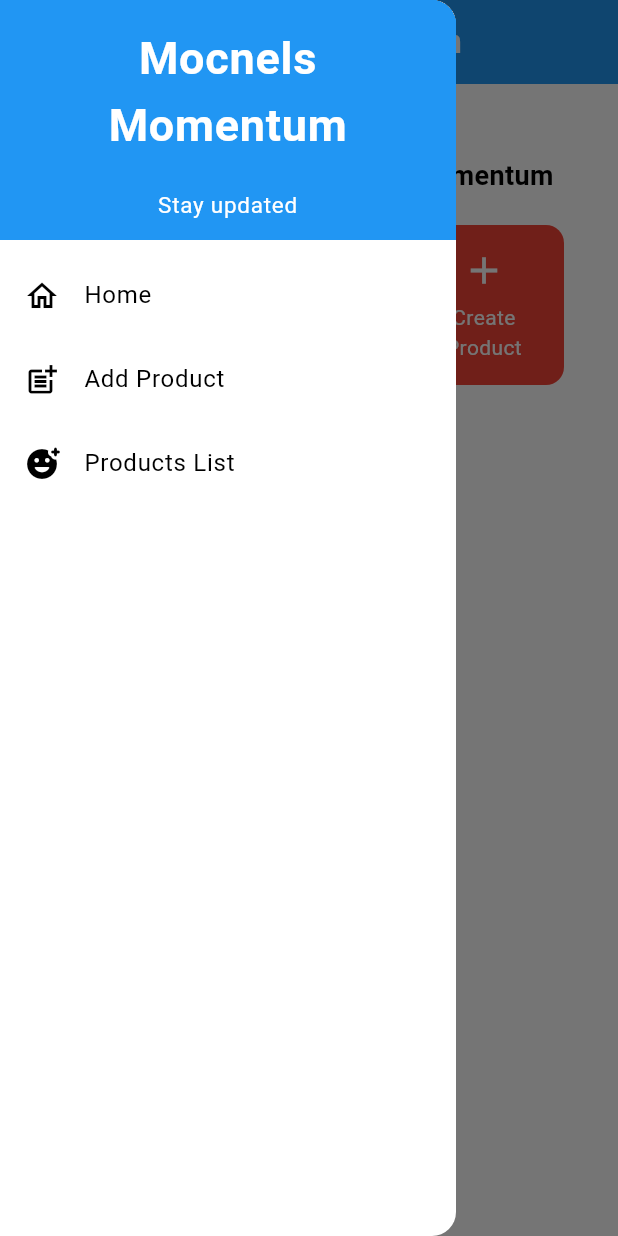
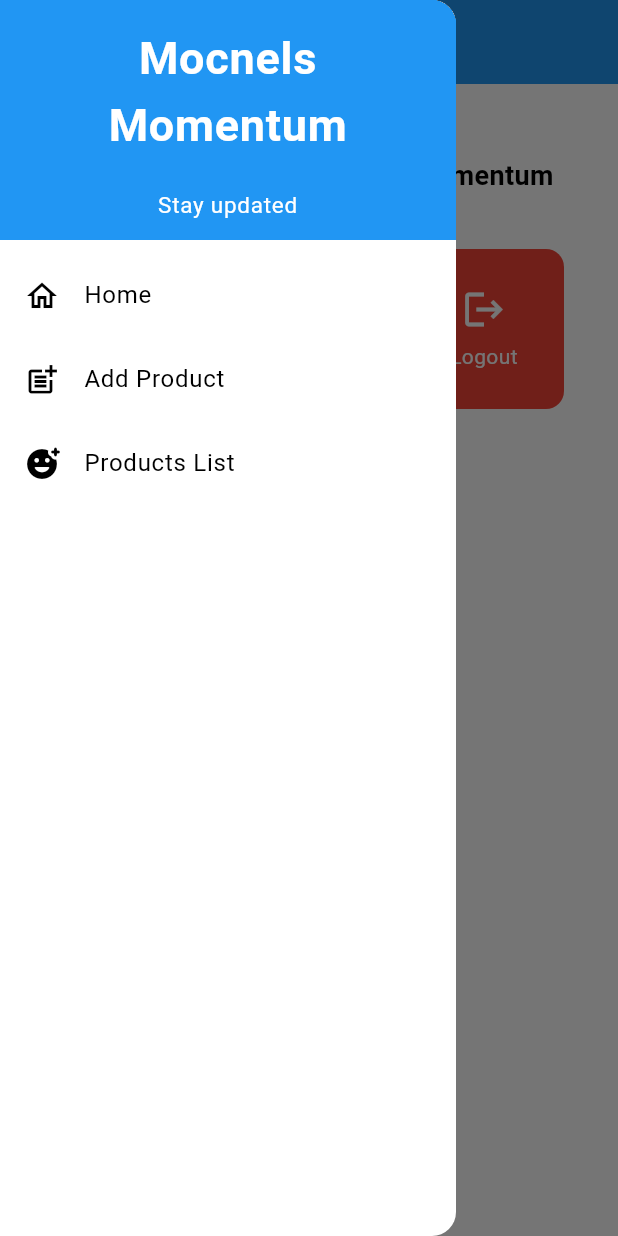
Before and after one commit to DerNiks/mocnels-momentum-mobile, a Flutter app: the MyHomePage screen opened directly, with the side drawer open, on a phone screen of 412 x 824 dp. Run offline on Flutter 3.47's test engine with Material 3 defaults, Android fonts, the phone set to English and light mode, and no system bars; missing offline and left inert: pbp_django_auth.

```diff
--- a/lib/models/product.dart
+++ b/lib/models/product.dart
@@ -8,7 +8,7 @@ String productToJson(List<Product> data) =>
 
 class Product {
   String model;
-  int pk;
+  String pk;
   Fields fields;
 
   Product({required this.model, required this.pk, required this.fields});
@@ -31,11 +31,12 @@ class Fields {
   String name;
   int price;
   String description;
+  String thumbnail;
   String category;
-  int stock;
   bool isFeatured;
   String brand;
-  String thumbnail;
+  int stock;
+  int salesCount;
   DateTime createdAt;
 
   Fields({
@@ -43,11 +44,12 @@ class Fields {
     required this.name,
     required this.price,
     required this.description,
+    required this.thumbnail,
     required this.category,
-    required this.stock,
     required this.isFeatured,
     required this.brand,
-    required this.thumbnail,
+    required this.stock,
+    required this.salesCount,
     required this.createdAt,
   });
 
@@ -56,11 +58,12 @@ class Fields {
     name: json["name"],
     price: json["price"],
     description: json["description"],
+    thumbnail: json["thumbnail"],
     category: json["category"],
-    stock: json["stock"],
     isFeatured: json["is_featured"],
     brand: json["brand"],
-    thumbnail: json["thumbnail"],
+    stock: json["stock"],
+    salesCount: json["sales_count"],
     createdAt: DateTime.parse(json["created_at"]),
   );
 
@@ -69,11 +72,12 @@ class Fields {
     "name": name,
     "price": price,
     "description": description,
+    "thumbnail": thumbnail,
     "category": category,
-    "stock": stock,
     "is_featured": isFeatured,
     "brand": brand,
-    "thumbnail": thumbnail,
+    "stock": stock,
+    "sales_count": salesCount,
     "created_at": createdAt.toIso8601String(),
   };
 }
--- a/lib/screens/menu.dart
+++ b/lib/screens/menu.dart
@@ -1,8 +1,8 @@
 import 'package:flutter/material.dart';
-import 'package:mocnels_momentum/widgets/left_drawer.dart';
-import 'package:mocnels_momentum/screens/product_entry_list.dart';
+import 'package:mocnels_momentum/screens/list_product.dart';
 import 'package:mocnels_momentum/screens/login.dart';
 import 'package:mocnels_momentum/screens/product_form.dart';
+import 'package:mocnels_momentum/widgets/left_drawer.dart';
 import 'package:pbp_django_auth/pbp_django_auth.dart';
 import 'package:provider/provider.dart';
 
@@ -10,29 +10,24 @@ class MyHomePage extends StatelessWidget {
   MyHomePage({super.key});
 
   final List<ItemHomepage> items = [
-    ItemHomepage("All Products", Icons.view_list_outlined),
-    ItemHomepage("My Products", Icons.shopping_cart_outlined),
-    ItemHomepage("Create Product", Icons.add),
+    // PERHATIKAN: Nama di sini harus SAMA PERSIS dengan di logika if-else bawah
+    ItemHomepage("Lihat Daftar Produk", Icons.view_list_outlined),
+    ItemHomepage("Tambah Produk", Icons.add),
+    ItemHomepage("Logout", Icons.logout),
   ];
 
   @override
   Widget build(BuildContext context) {
     return Scaffold(
       appBar: AppBar(
-        centerTitle: true,
         title: const Text(
           'Mocnels Momentum',
-          style: TextStyle(
-            color: Colors.white,
-            fontWeight: FontWeight.bold,
-          ),
+          style: TextStyle(color: Colors.white, fontWeight: FontWeight.bold),
         ),
         backgroundColor: Theme.of(context).colorScheme.primary,
-        foregroundColor: Colors.white,
+        iconTheme: const IconThemeData(color: Colors.white),
       ),
-
       drawer: const LeftDrawer(),
-
       body: Padding(
         padding: const EdgeInsets.all(16.0),
         child: Column(
@@ -52,6 +47,7 @@ class MyHomePage extends StatelessWidget {
                       ),
                     ),
                   ),
+                  const SizedBox(height: 16.0),
                   GridView.count(
                     primary: true,
                     padding: const EdgeInsets.all(20),
@@ -79,37 +75,70 @@ class ItemHomepage {
   ItemHomepage(this.name, this.icon);
 }
 
-
 class ItemCard extends StatelessWidget {
   final ItemHomepage item;
-
   const ItemCard(this.item, {super.key});
 
   @override
   Widget build(BuildContext context) {
+    final request = context.watch<CookieRequest>();
+
+    // Pewarnaan tombol
     Color backgroundColor;
-    if (item.name == "My Products") {
+    if (item.name == "Lihat Daftar Produk") {
+      backgroundColor = Colors.blue;
+    } else if (item.name == "Tambah Produk") {
       backgroundColor = Colors.green;
-    } else if (item.name == "Create Product") {
-      backgroundColor = Colors.red;
     } else {
-      backgroundColor = Theme.of(context).colorScheme.secondary;
+      backgroundColor = Colors.red; // Untuk Logout
     }
+
     return Material(
       color: backgroundColor,
       borderRadius: BorderRadius.circular(12),
       child: InkWell(
-        onTap: () {
-          if (item.name == "Create Product") {
+        onTap: () async {
+          // Feedback visual (SnackBar)
+          ScaffoldMessenger.of(context)
+            ..hideCurrentSnackBar()
+            ..showSnackBar(
+              SnackBar(
+                content: Text("Kamu telah menekan tombol ${item.name}!"),
+              ),
+            );
+
+          // LOGIKA NAVIGASI (Harus SAMA dengan nama di List items di atas)
+          if (item.name == "Tambah Produk") {
             Navigator.push(
               context,
               MaterialPageRoute(builder: (context) => const ProductFormPage()),
             );
-          } else {
-            ScaffoldMessenger.of(context)
-              ..hideCurrentSnackBar()
-              ..showSnackBar(SnackBar(
-                  content: Text("Kamu telah menekan tombol ${item.name}!")));
+          } else if (item.name == "Lihat Daftar Produk") {
+            Navigator.push(
+              context,
+              MaterialPageRoute(builder: (context) => const ProductEntryPage()),
+            );
+          } else if (item.name == "Logout") {
+            final response = await request.logout(
+              "http://localhost:8000/auth/logout/",
+            ); // Ganti URL sesuai endpoint Anda
+            String message = response["message"];
+            if (context.mounted) {
+              if (response['status']) {
+                String uname = response["username"];
+                ScaffoldMessenger.of(context).showSnackBar(
+                  SnackBar(content: Text("$message Sampai jumpa, $uname.")),
+                );
+                Navigator.pushReplacement(
+                  context,
+                  MaterialPageRoute(builder: (context) => const LoginPage()),
+                );
+              } else {
+                ScaffoldMessenger.of(
+                  context,
+                ).showSnackBar(SnackBar(content: Text(message)));
+              }
+            }
           }
         },
         child: Container(
@@ -118,11 +147,7 @@ class ItemCard extends StatelessWidget {
             child: Column(
               mainAxisAlignment: MainAxisAlignment.center,
               children: [
-                Icon(
-                  item.icon,
-                  color: Colors.white,
-                  size: 30.0,
-                ),
+                Icon(item.icon, color: Colors.white, size: 30.0),
                 const Padding(padding: EdgeInsets.all(3)),
                 Text(
                   item.name,
--- a/lib/widgets/left_drawer.dart
+++ b/lib/widgets/left_drawer.dart
@@ -1,7 +1,7 @@
 import 'package:flutter/material.dart';
 import 'package:mocnels_momentum/screens/menu.dart';
 import 'package:mocnels_momentum/screens/product_form.dart';
-import 'package:mocnels_momentum/screens/product_entry_list.dart';
+import 'package:mocnels_momentum/screens/list_product.dart';
 
 class LeftDrawer extends StatelessWidget {
   const LeftDrawer({super.key});
--- a/lib/widgets/products_card.dart
+++ b/lib/widgets/products_card.dart
@@ -1,6 +1,6 @@
 import 'package:flutter/material.dart';
 import 'package:mocnels_momentum/screens/product_form.dart';
-import 'package:mocnels_momentum/screens/product_entry_list.dart';
+import 'package:mocnels_momentum/screens/list_product.dart';
 import 'package:mocnels_momentum/screens/login.dart';
 import 'package:pbp_django_auth/pbp_django_auth.dart';
 import 'package:provider/provider.dart';
```
Also changed, not shown: lib/screens/detail_product.dart (+76 -36 lines), lib/screens/list_product.dart (added, +109 -0 lines), lib/screens/product_entry_list.dart (deleted, +0 -111 lines), lib/screens/product_form.dart (+50 -59 lines), 2 other files.
